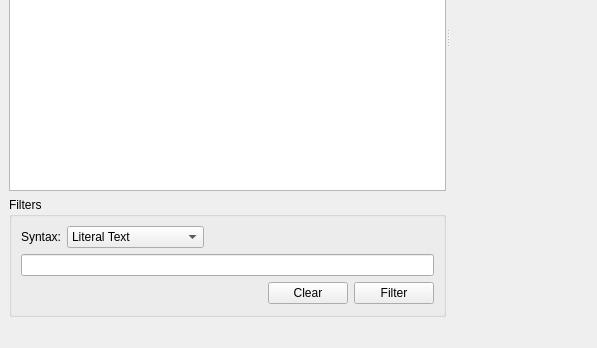
This is partviewer/partviewer.ui in HazenBabcock/opensdraw as Qt 5 draws it before an edit; both pictures show x 0 to 597 and y 272 to 620 of the 800 by 620 pixel window. The edited form follows.
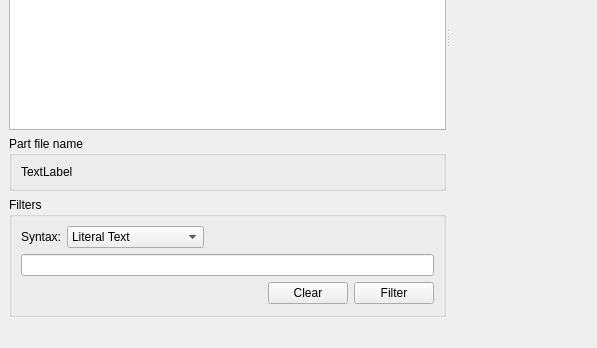
This is the edited form.

Commit message: Add part file name to the model. Display part file name of the currently selected part.

Patch:
```diff
--- a/partviewer/partviewer.ui
+++ b/partviewer/partviewer.ui
@@ -14,24 +14,58 @@
    <string>Part Viewer</string>
   </property>
   <widget class="QWidget" name="centralwidget">
-   <layout class="QGridLayout" name="gridLayout">
+   <layout class="QGridLayout" name="gridLayout_2">
     <item row="0" column="0">
      <widget class="QSplitter" name="splitter">
       <property name="orientation">
        <enum>Qt::Horizontal</enum>
       </property>
-      <widget class="QWidget" name="layoutWidget">
+      <widget class="QWidget" name="">
        <layout class="QVBoxLayout" name="verticalLayout_2">
         <item>
          <widget class="QTableView" name="partsTableView">
           <property name="sizePolicy">
-           <sizepolicy hsizetype="Preferred" vsizetype="Preferred">
+           <sizepolicy hsizetype="Preferred" vsizetype="Expanding">
             <horstretch>2</horstretch>
             <verstretch>0</verstretch>
            </sizepolicy>
           </property>
          </widget>
         </item>
+        <item>
+         <widget class="QGroupBox" name="groupBox">
+          <property name="sizePolicy">
+           <sizepolicy hsizetype="Preferred" vsizetype="Maximum">
+            <horstretch>0</horstretch>
+            <verstretch>0</verstretch>
+           </sizepolicy>
+          </property>
+          <property name="title">
+           <string>Part file name</string>
+          </property>
+          <layout class="QGridLayout" name="gridLayout">
+           <item row="0" column="0">
+            <widget class="QLabel" name="partFileLabel">
+             <property name="sizePolicy">
+              <sizepolicy hsizetype="Preferred" vsizetype="MinimumExpanding">
+               <horstretch>0</horstretch>
+               <verstretch>0</verstretch>
+              </sizepolicy>
+             </property>
+             <property name="maximumSize">
+              <size>
+               <width>16777215</width>
+               <height>20</height>
+              </size>
+             </property>
+             <property name="text">
+              <string>TextLabel</string>
+             </property>
+            </widget>
+           </item>
+          </layout>
+         </widget>
+        </item>
         <item>
          <widget class="QGroupBox" name="filterGroupBox">
           <property name="minimumSize">
```
The commit also changes 1 other file.
